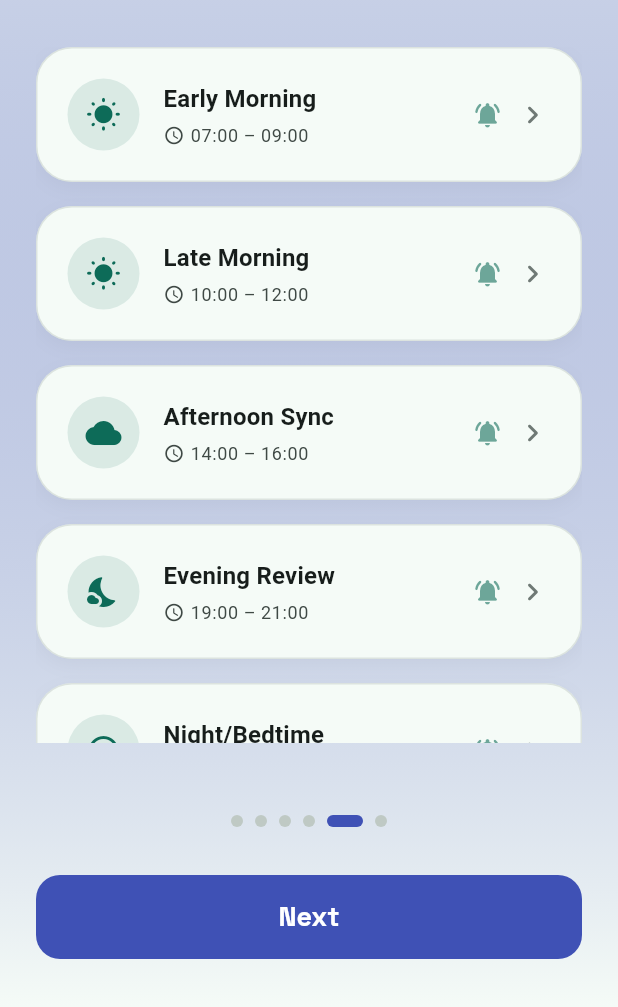
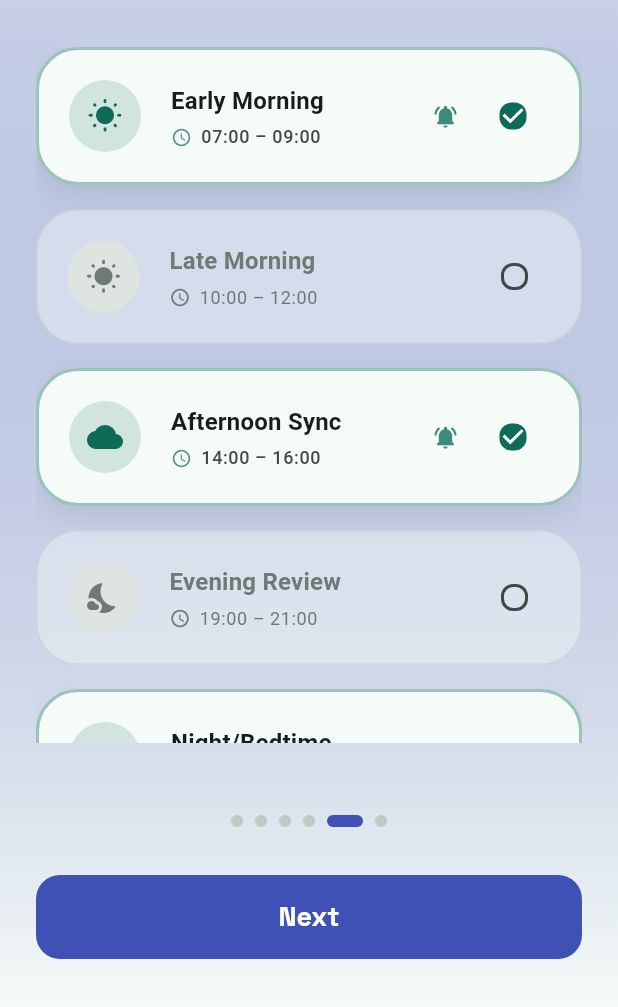
Before and after one commit to SneakyZippy/Covary, a Flutter app: the screen it shows after launch, swiped to page 5, on a phone screen of 412 x 824 dp, the part 229-1236 px from its top. Run offline on Flutter 3.47's test engine with Material 3 defaults, Android fonts, the phone set to English and light mode, and no system bars; our stand-ins replace awesome_notifications, drift, file_picker, fl_chart, google_fonts, package_info_plus and 3 more; missing offline and left inert: health, usage_stats, workmanager; accounts and stored records are empty; generated files the repository leaves out were written again; statements that could not run were skipped.

Commit message:
adapted design of lists and onboarding adjustments
- lists:
   - tracking window
   - tracked metrics

- onboarding screens scrollable and prettified

```diff
--- a/lib/data/database/app_database.dart
+++ b/lib/data/database/app_database.dart
@@ -27,7 +27,7 @@ class AppDatabase extends _$AppDatabase {
   }
 
   @override
-  int get schemaVersion => 10;
+  int get schemaVersion => 11;
 
   @override
   MigrationStrategy get migration => MigrationStrategy(
@@ -85,6 +85,10 @@ class AppDatabase extends _$AppDatabase {
       if (from < 10) {
         // Add nullable recall-reliability override column to custom_metrics
         await addColumnSafe(customMetrics, customMetrics.isRetroReliable);
+      }
+      if (from < 11) {
+        // Add isEnabled column to tracking_windows table
+        await addColumnSafe(trackingWindows, trackingWindows.isEnabled);
       }
     },
   );
--- a/lib/data/database/tables/tracking_windows_table.dart
+++ b/lib/data/database/tables/tracking_windows_table.dart
@@ -25,6 +25,9 @@ class TrackingWindows extends Table {
   IntColumn get notificationHour => integer()();
   IntColumn get notificationMinute => integer()();
 
+  /// Whether this window is active for research.
+  BoolColumn get isEnabled => boolean().withDefault(const Constant(true))();
+
   @override
   Set<Column> get primaryKey => {id};
 }
--- a/lib/ui/screens/onboarding_screen.dart
+++ b/lib/ui/screens/onboarding_screen.dart
@@ -231,8 +231,15 @@ class OnboardingStaticSlide extends StatelessWidget {
   Widget build(BuildContext context) {
     final textTheme = Theme.of(context).textTheme;
 
-    return Padding(
-      padding: const EdgeInsets.symmetric(horizontal: 40.0),
+    return LayoutBuilder(
+      builder: (context, constraints) {
+        return SingleChildScrollView(
+          physics: const BouncingScrollPhysics(),
+          child: ConstrainedBox(
+            constraints: BoxConstraints(minHeight: constraints.maxHeight),
+            child: IntrinsicHeight(
+              child: Padding(
+                padding: const EdgeInsets.symmetric(horizontal: 40.0, vertical: 24.0),
                 child: Column(
                   mainAxisAlignment: MainAxisAlignment.center,
                   children: [
@@ -267,6 +274,11 @@ class OnboardingStaticSlide extends StatelessWidget {
                     ),
                   ],
                 ),
+              ),
+            ),
+          ),
+        );
+      },
     );
   }
 }
@@ -306,22 +318,30 @@ class _WindowSetupSlide extends StatelessWidget {
               itemCount: windows.length,
               itemBuilder: (context, index) {
                 final w = windows[index];
-                return Container(
+                final isEnabled = w.isEnabled;
+
+                return AnimatedContainer(
+                  duration: const Duration(milliseconds: 300),
                   margin: const EdgeInsets.only(bottom: 16),
                   decoration: BoxDecoration(
-                    color: colorScheme.surface,
-                    borderRadius: BorderRadius.circular(24),
-                    border: Border.all(color: colorScheme.outlineVariant.withAlpha(120)),
-                    boxShadow: [
+                    color: isEnabled ? colorScheme.surface : colorScheme.surface.withAlpha(100),
+                    borderRadius: BorderRadius.circular(28),
+                    border: Border.all(
+                      color: isEnabled
+                          ? colorScheme.primary.withAlpha(100)
+                          : colorScheme.outlineVariant.withAlpha(150),
+                      width: isEnabled ? 2 : 1,
+                    ),
+                    boxShadow: isEnabled ? [
                       BoxShadow(
-                        color: colorScheme.shadow.withAlpha(10),
-                        blurRadius: 10,
-                        offset: const Offset(0, 4),
+                        color: colorScheme.shadow.withAlpha(20),
+                        blurRadius: 15,
+                        offset: const Offset(0, 8),
                       ),
-                    ],
+                    ] : null,
                   ),
                   child: ClipRRect(
-                    borderRadius: BorderRadius.circular(24),
+                    borderRadius: BorderRadius.circular(28),
                     child: Material(
                       color: Colors.transparent,
                       child: InkWell(
@@ -335,47 +355,62 @@ class _WindowSetupSlide extends StatelessWidget {
                           padding: const EdgeInsets.all(20),
                           child: Row(
                             children: [
-                              Container(
+                              AnimatedContainer(
+                                duration: const Duration(milliseconds: 300),
                                 padding: const EdgeInsets.all(12),
                                 decoration: BoxDecoration(
-                                  color: colorScheme.primary.withAlpha(30),
+                                  color: isEnabled
+                                      ? colorScheme.primary.withAlpha(40)
+                                      : colorScheme.surfaceContainerHighest,
                                   shape: BoxShape.circle,
                                 ),
                                 child: Icon(
                                   _getWindowIcon(w.label),
-                                  color: colorScheme.primary,
+                                  color: isEnabled ? colorScheme.primary : colorScheme.outline,
                                   size: 24,
                                 ),
                               ),
-                              const SizedBox(width: 16),
+                              const SizedBox(width: 20),
                               Expanded(
                                 child: Column(
                                   crossAxisAlignment: CrossAxisAlignment.start,
                                   children: [
                                     Text(
                                       w.label,
-                                      style: textTheme.titleMedium?.copyWith(fontWeight: FontWeight.bold),
+                                      style: textTheme.titleMedium?.copyWith(
+                                        fontWeight: FontWeight.bold,
+                                        color: isEnabled ? colorScheme.onSurface : colorScheme.outline,
+                                      ),
                                     ),
                                     const SizedBox(height: 4),
                                     Row(
                                       children: [
                                         Icon(Icons.access_time_rounded,
-                                          size: 14, color: colorScheme.onSurfaceVariant),
-                                        const SizedBox(width: 4),
+                                          size: 14,
+                                          color: isEnabled ? colorScheme.primary.withAlpha(180) : colorScheme.outline),
+                                        const SizedBox(width: 6),
                                         Text(
                                           '${_formatTime(w.startHour, w.startMinute)} – ${_formatTime(w.endHour, w.endMinute)}',
-                                          style: textTheme.bodySmall?.copyWith(color: colorScheme.onSurfaceVariant),
+                                          style: textTheme.bodySmall?.copyWith(
+                                            color: isEnabled ? colorScheme.onSurfaceVariant : colorScheme.outline,
+                                            fontWeight: isEnabled ? FontWeight.w500 : null,
+                                          ),
                                         ),
                                       ],
                                     ),
                                   ],
                                 ),
                               ),
-                              if (w.isNotificationEnabled)
+                              if (w.isNotificationEnabled && isEnabled)
                                 Icon(Icons.notifications_active_rounded,
-                                  color: colorScheme.primary.withAlpha(150), size: 20),
-                              const SizedBox(width: 8),
-                              Icon(Icons.chevron_right_rounded, color: colorScheme.outline),
+                                  color: colorScheme.primary.withAlpha(200), size: 18),
+                              const SizedBox(width: 12),
+                              Checkbox(
+                                value: isEnabled,
+                                onChanged: (val) => service.toggleTrackingWindow(w.id),
+                                activeColor: colorScheme.primary,
+                                shape: RoundedRectangleBorder(borderRadius: BorderRadius.circular(8)),
+                              ),
                             ],
                           ),
                         ),
@@ -435,12 +470,12 @@ class _MetricSetupSlide extends StatelessWidget {
           ),
           const SizedBox(height: 32),
           Expanded(
-            child: SingleChildScrollView(
+            child: GridView.count(
               physics: const BouncingScrollPhysics(),
-              child: Wrap(
-                spacing: 12,
-                runSpacing: 12,
-                alignment: WrapAlignment.center,
+              crossAxisCount: 2,
+              crossAxisSpacing: 12,
+              mainAxisSpacing: 12,
+              childAspectRatio: 1.1,
               children: metrics.map((m) {
                 final isSelected = m.isEnabled;
                 return InkWell(
@@ -448,7 +483,6 @@ class _MetricSetupSlide extends StatelessWidget {
                   borderRadius: BorderRadius.circular(20),
                   child: AnimatedContainer(
                     duration: const Duration(milliseconds: 200),
-                      width: (MediaQuery.of(context).size.width - 72) / 2,
                     padding: const EdgeInsets.symmetric(vertical: 20, horizontal: 16),
                     decoration: BoxDecoration(
                       color: isSelected
@@ -468,7 +502,7 @@ class _MetricSetupSlide extends StatelessWidget {
                       ] : null,
                     ),
                     child: Column(
-                        mainAxisSize: MainAxisSize.min,
+                      mainAxisAlignment: MainAxisAlignment.center,
                       children: [
                         MetricIcon(
                           iconName: m.emoji,
@@ -493,7 +527,6 @@ class _MetricSetupSlide extends StatelessWidget {
               }).toList(),
             ),
           ),
-          ),
           const SizedBox(height: 16),
         ],
       ),
```
Also changed, not shown: lib/services/metric_service.dart (+25 -6 lines), lib/ui/screens/metrics_screen.dart (+42 -18 lines), lib/ui/screens/tracking_windows_screen.dart (+42 -20 lines), lib/ui/widgets/edit_window_dialog.dart (+9 -0 lines), lib/data/database/app_database.g.dart, 2 other files. Lines whose indentation alone changed are shown as unchanged.
